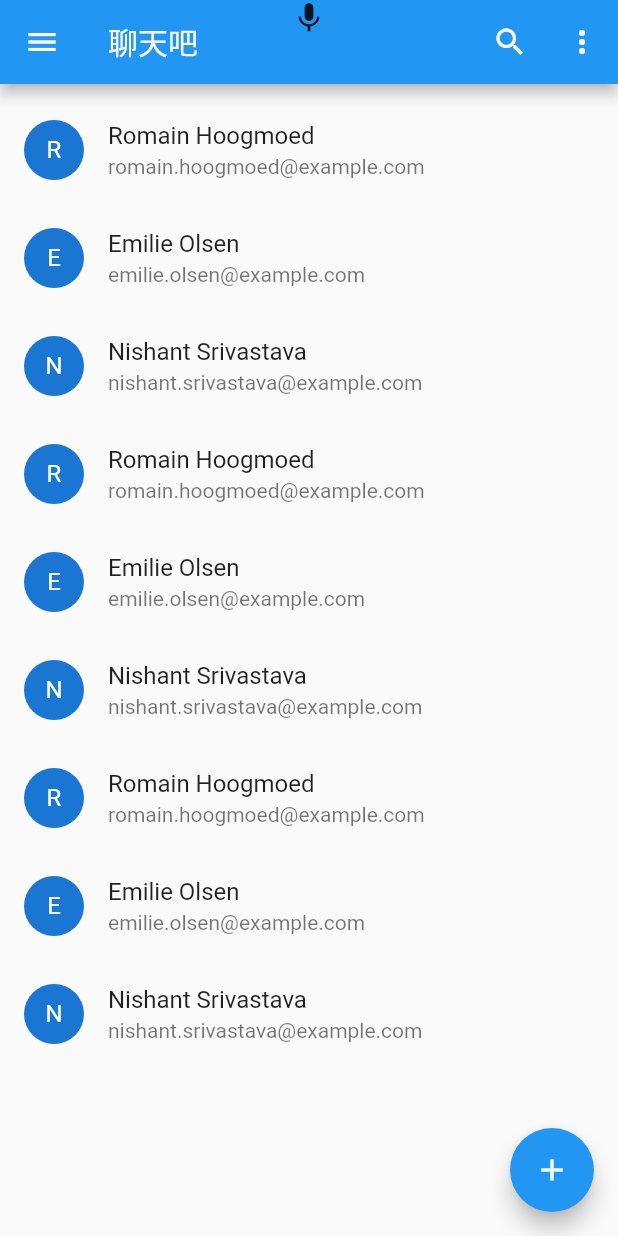
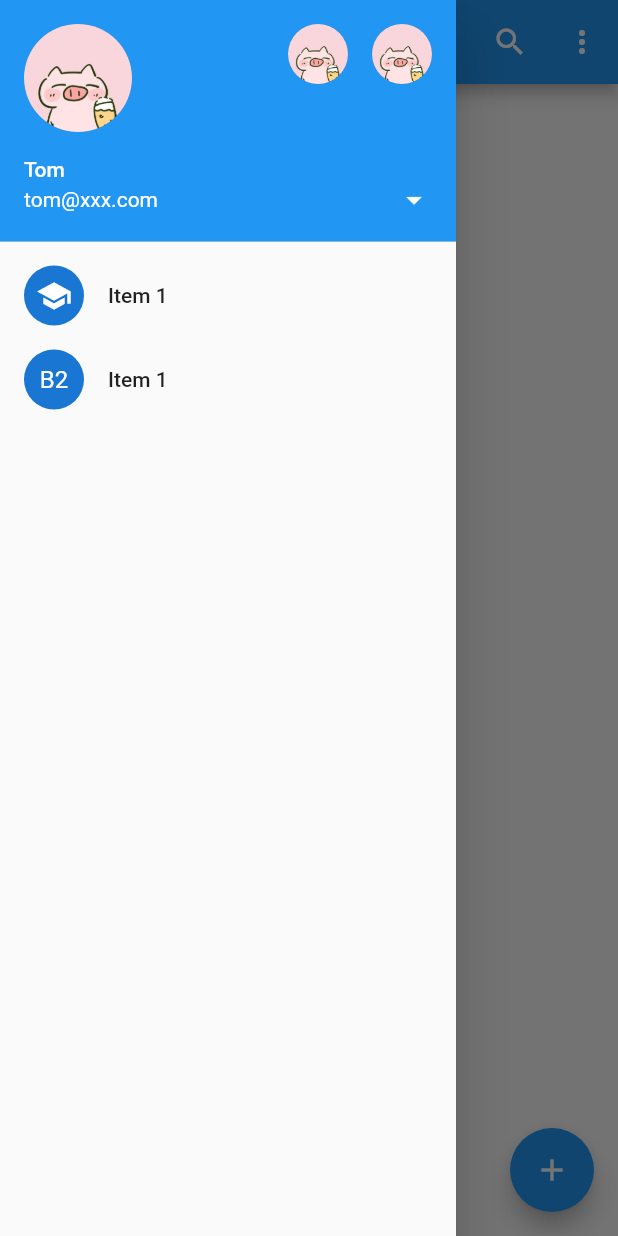
Before and after one commit to bhoold/huhu-for-flutter, a Flutter app: the screen it shows after launch, with the side drawer open (before the commit the screen has no drawer), on a phone screen of 412 x 824 dp. Run offline on Flutter 3.47's test engine with Material 2 defaults, Android fonts, the phone set to English and light mode, and no system bars.

Commit message:
完善侧边栏菜单

```diff
--- a/lib/login.dart
+++ /dev/null
@@ -1 +0,0 @@
-import 'package:flutter/material.dart';
--- a/lib/main.dart
+++ b/lib/main.dart
@@ -1,5 +1,5 @@
 import 'package:flutter/material.dart';
-import 'home.dart';
+import 'page/home.dart';
 
 void main() => runApp(MyApp());
 
@@ -8,7 +8,7 @@ class MyApp extends StatelessWidget {
   @override
   Widget build(BuildContext context) {
     return MaterialApp(
-      title: 'huhu for flutter',
+      title: 'huhuApp',
       theme: ThemeData(
         // This is the theme of your application.
         //
@@ -21,7 +21,7 @@ class MyApp extends StatelessWidget {
         // is not restarted.
         primarySwatch: Colors.blue,
       ),
-      home: MyHomePage(title: '聊天吧'),
+      home: HomePage(title: '聊天吧'),
     );
   }
 }
--- /dev/null
+++ b/lib/page/home.dart
@@ -0,0 +1,209 @@
+import 'package:flutter/material.dart';
+
+class HomePage extends StatefulWidget {
+  HomePage({Key key, this.title}) : super(key: key);
+
+  // This widget is the home page of your application. It is stateful, meaning
+  // that it has a State object (defined below) that contains fields that affect
+  // how it looks.
+
+  // This class is the configuration for the state. It holds the values (in this
+  // case the title) provided by the parent (in this case the App widget) and
+  // used by the build method of the State. Fields in a Widget subclass are
+  // always marked "final".
+
+  final String title;
+
+  @override
+  _HomePageState createState() => _HomePageState();
+}
+
+class _HomePageState extends State<HomePage> {
+  int _counter = 0;
+
+  void _incrementCounter() {
+    setState(() {
+      // This call to setState tells the Flutter framework that something has
+      // changed in this State, which causes it to rerun the build method below
+      // so that the display can reflect the updated values. If we changed
+      // _counter without calling setState(), then the build method would not be
+      // called again, and so nothing would appear to happen.
+      _counter++;
+    });
+  }
+
+  @override
+  Widget build(BuildContext context) {
+    // This method is rerun every time setState is called, for instance as done
+    // by the _incrementCounter method above.
+    //
+    // The Flutter framework has been optimized to make rerunning build methods
+    // fast, so that you can just rebuild anything that needs updating rather
+    // than having to individually change instances of widgets.
+    return Scaffold(
+      appBar: AppBar(
+        // Here we take the value from the HomePage object that was created by
+        // the App.build method, and use it to set our appbar title.
+        title: Text(widget.title),
+        actions: <Widget>[
+          IconButton(
+            tooltip: 'search',
+            icon: Icon(Icons.search),
+            onPressed: () {
+
+            },
+          ),
+          IconButton(
+            tooltip: 'more',
+            icon: Icon(Icons.more_vert),
+            onPressed: () {
+
+            },
+          )
+        ],
+      ),
+      drawer: Profile(),
+      body: ContactPage(),
+      floatingActionButton: FloatingActionButton(
+        onPressed: _incrementCounter,
+        tooltip: 'Increment',
+        child: Icon(Icons.add),
+      ), // This trailing comma makes auto-formatting nicer for build methods.
+
+    );
+  }
+}
+
+
+
+
+
+
+class Profile extends StatelessWidget {
+  @override
+  Widget build(BuildContext context) {
+    //return Container(height: 1.0, width: 1.0,);
+    return Drawer(
+      child: ListView(
+        padding: EdgeInsets.zero,
+        children: <Widget>[
+          UserAccountsDrawerHeader(
+            decoration: BoxDecoration(
+              color: Colors.blue
+            ),
+            accountName: Text('Tom'),
+            accountEmail: Text('tom@xxx.com'),
+            currentAccountPicture: CircleAvatar(
+              backgroundImage: AssetImage('assets/images/avatar.jpg'),
+            ),
+            otherAccountsPictures: <Widget>[
+              CircleAvatar(
+                backgroundImage: AssetImage('assets/images/avatar.jpg'),
+              ),
+              CircleAvatar(
+                backgroundImage: AssetImage('assets/images/avatar.jpg'),
+              )
+            ],
+            onDetailsPressed: () {},
+          ),
+          ListTile(
+            title: Text('Item 1'),
+            leading: CircleAvatar(
+              child: Icon(Icons.school),
+            ),
+            onTap: () {
+
+            },
+          ),
+          ListTile(
+            title: Text('Item 1'),
+            leading: CircleAvatar(
+              child: Text('B2'),
+            ),
+            onTap: () {
+
+            },
+          ),
+        ],
+      )
+    );
+  }
+}
+
+
+
+
+
+
+class ContactPage extends StatelessWidget {
+  _buildContactList() {
+    return <ContactModal>[
+      const ContactModal(
+          fullName: 'Romain Hoogmoed', email: 'romain.hoogmoed@example.com'),
+      const ContactModal(
+          fullName: 'Emilie Olsen', email: 'emilie.olsen@example.com'),
+      const ContactModal(
+          fullName: 'Nishant Srivastava', email: 'nishant.srivastava@example.com'),
+      const ContactModal(
+          fullName: 'Romain Hoogmoed', email: 'romain.hoogmoed@example.com'),
+      const ContactModal(
+          fullName: 'Emilie Olsen', email: 'emilie.olsen@example.com'),
+      const ContactModal(
+          fullName: 'Nishant Srivastava', email: 'nishant.srivastava@example.com'),
+      const ContactModal(
+          fullName: 'Romain Hoogmoed', email: 'romain.hoogmoed@example.com'),
+      const ContactModal(
+          fullName: 'Emilie Olsen', email: 'emilie.olsen@example.com'),
+      const ContactModal(
+          fullName: 'Nishant Srivastava', email: 'nishant.srivastava@example.com'),
+    ];
+  }
+
+  @override
+  Widget build(BuildContext context) {
+    return new Scaffold(body: new ContactsList(_buildContactList()));
+  }
+}
+
+
+
+class ContactsList extends StatelessWidget {
+  final List<ContactModal> _contactModal;
+
+  ContactsList(this._contactModal);
+
+  @override
+  Widget build(BuildContext context) {
+    return new ListView(
+      padding: new EdgeInsets.symmetric(vertical: 8.0),
+      children: _buildContactsList(),
+    );
+  }
+
+  List<ContactListItem> _buildContactsList() {
+    return _contactModal
+        .map((contact) => new ContactListItem(contact))
+        .toList();
+  }
+}
+
+class ContactListItem extends StatelessWidget {
+  final ContactModal _contactModal;
+
+  ContactListItem(this._contactModal);
+
+  @override
+  Widget build(BuildContext context) {
+    return new ListTile(
+        leading: new CircleAvatar(child: new Text(_contactModal.fullName[0])),
+        title: new Text(_contactModal.fullName),
+        subtitle: new Text(_contactModal.email));
+  }
+}
+
+class ContactModal {
+  final String fullName;
+  final String email;
+
+  const ContactModal({this.fullName, this.email});
+}
--- a/lib/home.dart
+++ b/lib/page/login.dart
@@ -1,7 +1,7 @@
 import 'package:flutter/material.dart';
 
-class MyHomePage extends StatefulWidget {
-  MyHomePage({Key key, this.title}) : super(key: key);
+class LoginPage extends StatefulWidget {
+  LoginPage({Key key, this.title}) : super(key: key);
 
   // This widget is the home page of your application. It is stateful, meaning
   // that it has a State object (defined below) that contains fields that affect
@@ -15,10 +15,10 @@ class MyHomePage extends StatefulWidget {
   final String title;
 
   @override
-  _MyHomePageState createState() => _MyHomePageState();
+  _LoginPageState createState() => _LoginPageState();
 }
 
-class _MyHomePageState extends State<MyHomePage> {
+class _LoginPageState extends State<LoginPage> {
   int _counter = 0;
 
   void _incrementCounter() {
@@ -42,7 +42,7 @@ class _MyHomePageState extends State<MyHomePage> {
     // than having to individually change instances of widgets.
     return Scaffold(
       appBar: AppBar(
-        // Here we take the value from the MyHomePage object that was created by
+        // Here we take the value from the LoginPage object that was created by
         // the App.build method, and use it to set our appbar title.
         leading: IconButton(
           tooltip: 'menu',
@@ -68,7 +68,6 @@ class _MyHomePageState extends State<MyHomePage> {
             },
           )
         ],
-        flexibleSpace: Icon(Icons.mic),
       ),
       body: new ContactPage(),
       floatingActionButton: FloatingActionButton(
--- a/pubspec.yaml
+++ b/pubspec.yaml
@@ -37,8 +37,8 @@ flutter:
   uses-material-design: true
 
   # To add assets to your application, add an assets section, like this:
-  # assets:
-  #  - images/a_dot_burr.jpeg
+  assets:
+    - assets/images/
   #  - images/a_dot_ham.jpeg
 
   # An image asset can refer to one or more resolution-specific "variants", see
```
Also changed, not shown: assets/images/avatar.jpg (added), assets/images/avatar1.jpg (added).
